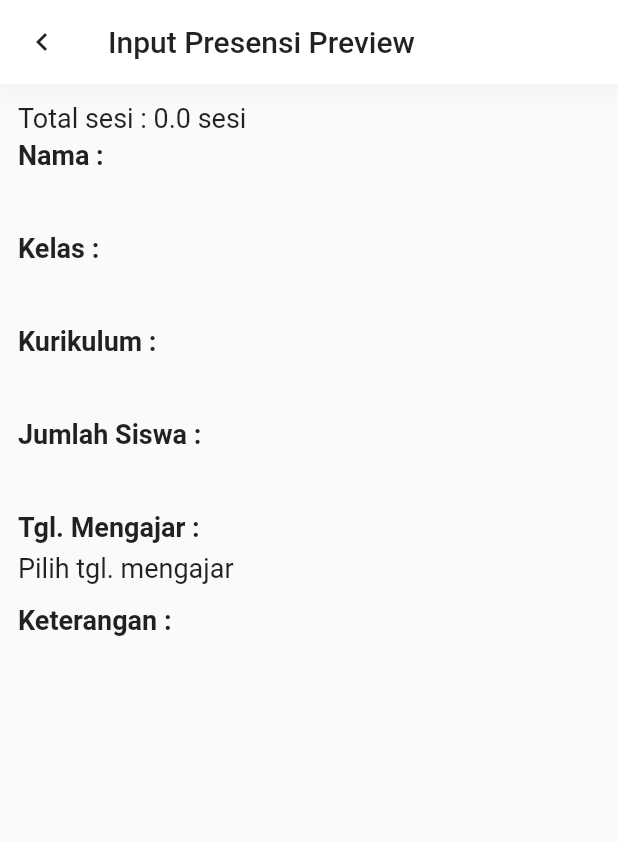
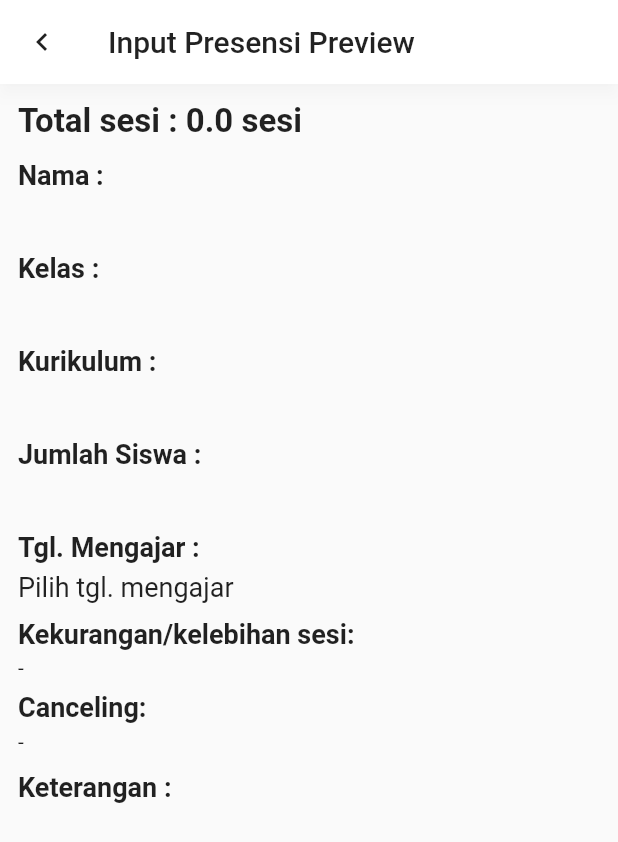
Before and after one commit to amdkholil/tutor_app, a Flutter app: the PresensiInput screen opened directly, after a tap on "Selanjutnya", on a phone screen of 412 x 824 dp. Shown: the top 842 px of the screen. Run offline on Flutter 3.47's test engine with Material 2 defaults, Android fonts, the light colour scheme and no system bars; our stand-ins replace card_swiper, dropdown_search, flutter_mobx, flutter_svg, mobx, syncfusion_flutter_datepicker; generated files the repository leaves out were written again; network calls fail.

Commit message:
update progress

```diff
--- a/lib/components/global/input.dart
+++ b/lib/components/global/input.dart
@@ -1,5 +1,5 @@
 import 'package:flutter/material.dart';
-import 'package:flutter/scheduler.dart';
+// import 'package:flutter/scheduler.dart';
 part './radiobtn.dart';
 part './select_option.dart';
 part './input_text.dart';
--- a/lib/pages/presensi_input.dart
+++ b/lib/pages/presensi_input.dart
@@ -1,6 +1,6 @@
+import 'package:dropdown_search/dropdown_search.dart';
 import 'package:flutter/material.dart';
 import 'package:flutter_mobx/flutter_mobx.dart';
-import 'package:latis_tutor/components/presensi/presensi_comp.dart';
 import 'package:latis_tutor/pages/presensi.dart';
 import 'package:syncfusion_flutter_datepicker/datepicker.dart';
 import '../components/global/input.dart';
@@ -37,6 +37,7 @@ class _PresensiInputState extends State<PresensiInput> {
                   selectionMode: DateRangePickerSelectionMode.multiple,
                   onSubmit: (v) {
                     spresensi.updateTglMengajar(v);
+                    spresensi.resetOtForm();
                     Navigator.pop(context);
                   },
                   onCancel: () => Navigator.pop(context),
@@ -77,17 +78,29 @@ class _PresensiInputState extends State<PresensiInput> {
             return Column(
               crossAxisAlignment: CrossAxisAlignment.start,
               children: [
-                SelectOption(
-                  onChanged: (v) {},
-                  value: null,
-                  label: 'Siswa',
-                  items: [
-                    for (var i = 0; i < 5; i++)
-                      DropdownMenuItem(
-                        value: i.toString(),
-                        child: Text('Siswa $i'),
-                      ),
-                  ],
+                Padding(
+                  padding: const EdgeInsets.all(8.0),
+                  child: DropdownSearch(
+                    showSearchBox: true,
+                    mode: Mode.BOTTOM_SHEET,
+                    // ignore: deprecated_member_use
+                    hint: "Pilih siswa",
+                    // ignore: deprecated_member_use
+                    label: "Pilih siswa",
+                    items: const [
+                      "Ahmad Kholil (amdkholil)",
+                      "Italia (itali)",
+                      "Tunisia (tunis)",
+                      'Canada (can)',
+                      'Canada (can)',
+                      'Canada (can)',
+                      'Canada (can)'
+                    ],
+                    onChanged: (v) {
+                      spresensi.setUsername(v.toString());
+                    },
+                    // selectedItem: "Brazil",
+                  ),
                 ),
                 const Padding(
                   padding: EdgeInsets.fromLTRB(12, 10, 12, 0),
@@ -351,34 +364,78 @@ class PresesnsiInputPreview extends StatelessWidget {
               return Column(
                 crossAxisAlignment: CrossAxisAlignment.start,
                 children: [
-                  Text(
-                    "Total sesi : " + spresensi.totalOT().toString() + " sesi",
-                    style: const TextStyle(
-                      fontSize: 18,
+                  Padding(
+                    padding: const EdgeInsets.only(bottom: 8.0),
+                    child: Text(
+                      "Total sesi : " +
+                          spresensi.totalOT().toString() +
+                          " sesi",
+                      style: const TextStyle(
+                        fontSize: 22,
+                        fontWeight: FontWeight.bold,
+                      ),
                     ),
                   ),
                   IPPtext(
-                    label: "Nama :",
-                    value: spresensi.name,
+                    label: "Nama : ",
+                    value: spresensi.fullName,
                   ),
                   IPPtext(
-                    label: "Kelas :",
+                    label: "Kelas : ",
                     value: spresensi.kelas,
                   ),
                   IPPtext(
-                    label: "Kurikulum :",
+                    label: "Kurikulum : ",
                     value: spresensi.kurikulum,
                   ),
                   IPPtext(
-                    label: "Jumlah Siswa :",
+                    label: "Jumlah Siswa : ",
                     value: spresensi.jumlahSiswa,
                   ),
                   IPPtext(
-                    label: "Tgl. Mengajar :",
+                    label: "Tgl. Mengajar : ",
                     value: spresensi.tglMengajar,
                   ),
+                  const Text(
+                    "Kekurangan/kelebihan sesi: ",
+                    style: TextStyle(
+                      fontSize: 18,
+                      fontWeight: FontWeight.bold,
+                    ),
+                  ),
+                  const SizedBox(height: 4),
+                  if (spresensi.oTform.isEmpty) const Text("-"),
+                  if (spresensi.oTform.isNotEmpty)
+                  for (var ot in spresensi.oTform)
+                    Padding(
+                      padding: const EdgeInsets.only(bottom: 4),
+                      child: Text(
+                        "${ot['tgl']} => ${ot['sesi']} sesi",
+                        style: const TextStyle(fontSize: 18),
+                      ),
+                    ),
+                  const SizedBox(height: 8),
+                  const Text(
+                    "Canceling: ",
+                    style: TextStyle(
+                      fontSize: 18,
+                      fontWeight: FontWeight.bold,
+                    ),
+                  ),
+                  const SizedBox(height: 4),
+                  if (spresensi.canceling.isEmpty) const Text("-"),
+                  if (spresensi.canceling.isNotEmpty)
+                    for (var ot in spresensi.canceling)
+                      Padding(
+                        padding: const EdgeInsets.only(bottom: 6),
+                        child: Text(
+                          "▸ ${ot['tanggal']}, ${ot['alasan']}.",
+                          style: const TextStyle(fontSize: 18),
+                        ),
+                      ),
+                  const SizedBox(height: 8),
                   IPPtext(
-                    label: "Keterangan :",
+                    label: "Keterangan : ",
                     value: spresensi.keterangan,
                   ),
                 ],
@@ -390,13 +447,13 @@ class PresesnsiInputPreview extends StatelessWidget {
 }
 
 class IPPtext extends StatelessWidget {
-  IPPtext({
+  const IPPtext({
     required this.label,
     required this.value,
     Key? key,
   }) : super(key: key);
-  String label;
-  String value;
+  final String label;
+  final String value;
 
   @override
   Widget build(BuildContext context) {
--- a/lib/store/spresensi.dart
+++ b/lib/store/spresensi.dart
@@ -10,7 +10,7 @@ class SPresensi = _SPresensi with _$SPresensi;
 
 abstract class _SPresensi with Store {
   @observable
-  String name = "";
+  String fullName = "";
 
   @observable
   String username = "";
@@ -32,6 +32,13 @@ abstract class _SPresensi with Store {
 
   @observable
   List tglMengajarArrStr = [];
+
+  @action
+  void setUsername(String name){
+    fullName = name;
+    var q = RegExp(r'\(([^)]*)\)').allMatches(name).map((m) => m.group(0)).join(' ');
+    username =  q.replaceAll('(','').replaceAll(')', "");
+  }
 
   @action
   void updateTglMengajar(var newTglMengajar) {
@@ -126,10 +133,12 @@ abstract class _SPresensi with Store {
 
   @action
   double totalOT() {
+
     double total = 0;
-    oTform.forEach((el) {
-      total += el['sesi'];
-    });
+    for (var el in oTform) {
+      total += double.parse(el['sesi']);
+    }
+    total = tglMengajarArrStr.length*2+total;
     return total;
   }
 
--- a/pubspec.yaml
+++ b/pubspec.yaml
@@ -40,6 +40,7 @@ dependencies:
   flutter_svg: ^0.23.0+1
   getwidget: ^2.0.4
   syncfusion_flutter_datepicker: ^19.3.55
+  dropdown_search: ^2.0.1
 
 
 dev_dependencies:
```
Also changed, not shown: lib/store/spresensi.g.dart, pubspec.lock.
